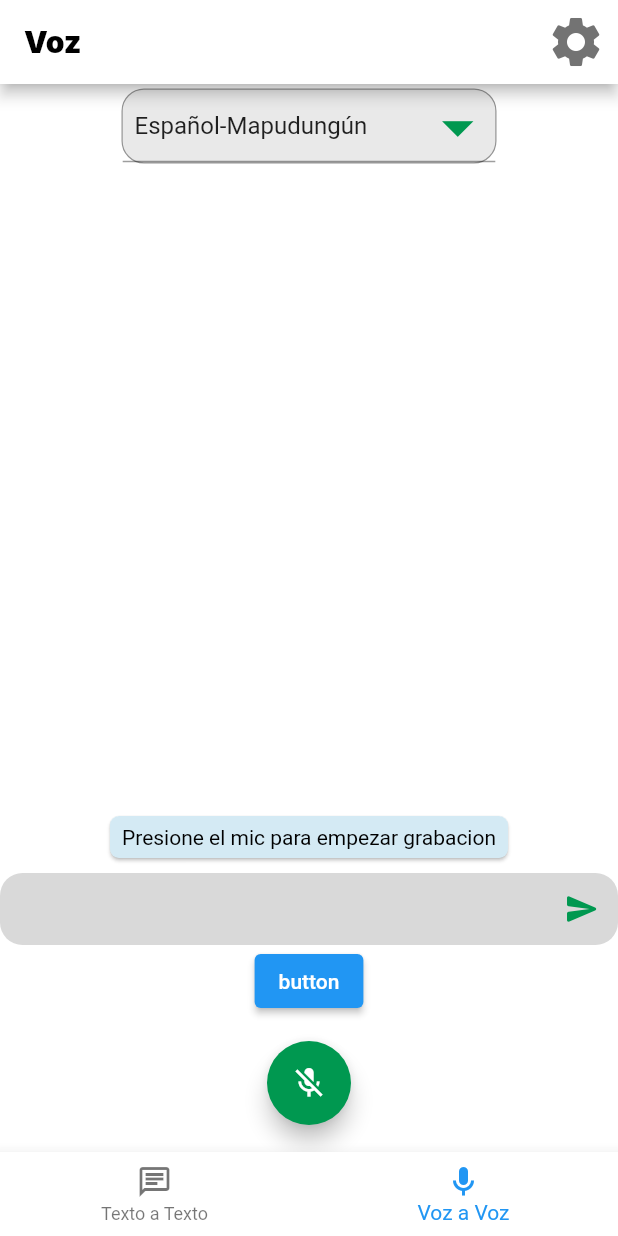
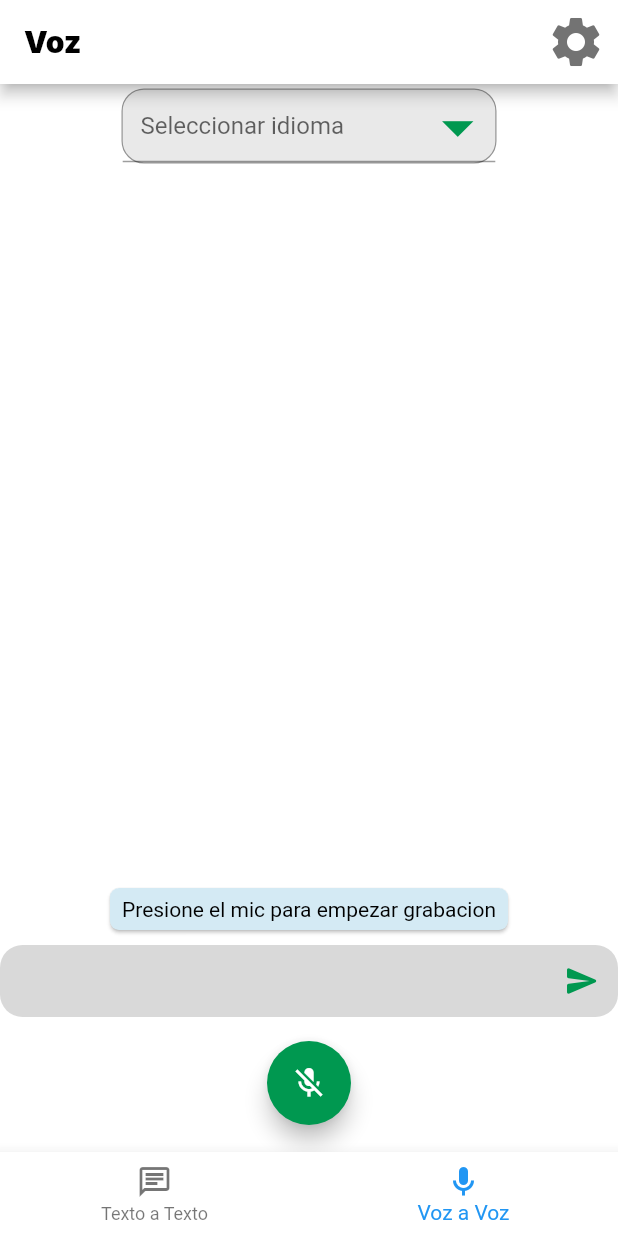
Before and after one commit to valentinalarcon/Traductor-MapIng, a Flutter app: the screen it shows after launch, item 2 of the bottom bar chosen, after a tap on the "send" icon, on a phone screen of 412 x 824 dp. Run offline on Flutter 3.47's test engine with Material 2 defaults, Android fonts, the phone set to English and light mode, and no system bars; drawn by our look-alikes of avatar_glow, bubble; our stand-ins replace flutter_tts, hive, hive_flutter, speech_to_text; accounts and stored records are empty; network calls fail; Roboto replaces fonts that are missing (Inter).

Commit message:
se corrige conexión con traducción al inglés en voz

```diff
--- a/frontend/lib/pages/voice_translate.dart
+++ b/frontend/lib/pages/voice_translate.dart
@@ -21,18 +21,11 @@ class VoiceTranslate extends StatefulWidget {
 class _VoiceTranslateState extends State<VoiceTranslate> {
   String? currentValue = '  Español-Mapudungún';
   final _speech = SpeechToText();
-  final _tts = FlutterTts();
   bool _speechEnabled = false;
   bool mapudungun = false;
   String _text = '';
   String traducir = "";
   final List<Message> _mensajes = [];
-
-  speak(String texto) async {
-    await _tts.setLanguage("en-US");
-    await _tts.setPitch(1); // 0.5 - 1.5
-    await _tts.speak(texto);
-  }
 
   @override
   void initState() {
@@ -92,6 +85,7 @@ class _VoiceTranslateState extends State<VoiceTranslate> {
               height: 50,
               width: 250,
               child: DropdownButtonFormField(
+                hint: const Text("   Seleccionar idioma"),
                 items: <String>['  Español-Mapudungún', '  Inglés-Español']
                     .map<DropdownMenuItem<String>>((String value) {
                   return DropdownMenuItem<String>(
@@ -99,7 +93,6 @@ class _VoiceTranslateState extends State<VoiceTranslate> {
                     child: Text(value),
                   );
                 }).toList(),
-                value: currentValue,
                 onChanged: (String? valueIn) {
                   setState(() {
                     currentValue = valueIn;
@@ -145,8 +138,8 @@ class _VoiceTranslateState extends State<VoiceTranslate> {
                       IconButton(
                           onPressed: () async {
                             aux = _text;
-                            String translate =
-                                await conectar(currentValue, aux);
+                            String translate = await conectar(
+                                currentValue, aux, widget._direccion);
                             setState(() {
                               _mensajes.insert(0, Message(aux, true));
                               _mensajes.insert(0, Message(translate, false));
@@ -160,13 +153,6 @@ class _VoiceTranslateState extends State<VoiceTranslate> {
                     ],
                   ),
                 ),
-
-                //Temporal, meintras se generan endpoints
-                ElevatedButton(
-                    onPressed: () => speak("yes, indeed"),
-                    child: Text("button")),
-                // hasta aquí es temporal
-
                 Container(
                   // separación entre barra y boton
                   padding: const EdgeInsets.only(bottom: 90),
@@ -194,14 +180,11 @@ class _VoiceTranslateState extends State<VoiceTranslate> {
     );
   }
 
-  Future<String> conectar(state, text) async {
-    const List<String> url = [
-      "http://10.0.2.2:5000/translator/espmap",
-      "http://10.0.2.2:5000/translator/ingesp"
-    ];
-    String actual = url[1];
+  Future<String> conectar(state, text, direccion) async {
+    const List<String> url = ["/translator/espmap", "/translator/ingesp"];
+    String actual = direccion + url[1];
     if (state == '  Español-Mapudungún') {
-      actual = url[0];
+      actual = direccion + url[0];
     }
     var connect = Uri.parse(actual);
     Map data = {"text": text};
--- a/frontend/lib/widgets/botontts.dart
+++ b/frontend/lib/widgets/botontts.dart
@@ -24,9 +24,9 @@ class _BotonTTSState extends State<BotonTTS> {
 
   Future _configs() async {
     if (widget.speaker) {
+      await flutterTts.setLanguage("ru-RU");
+    } else {
       await flutterTts.setLanguage("es-CL");
-    } else {
-      await flutterTts.setLanguage("en-US");
     }
   }
 
@@ -36,7 +36,6 @@ class _BotonTTSState extends State<BotonTTS> {
   }
 
   Future<void> _init() async {
-    await _configs();
     if (widget.autoplay && !(_autoplayDone)) {
       _speak(widget.texto);
       _autoplayDone = true;
```
Also changed, not shown: frontend/lib/pages/settings.dart (+33 -1 lines), 2 other files.
